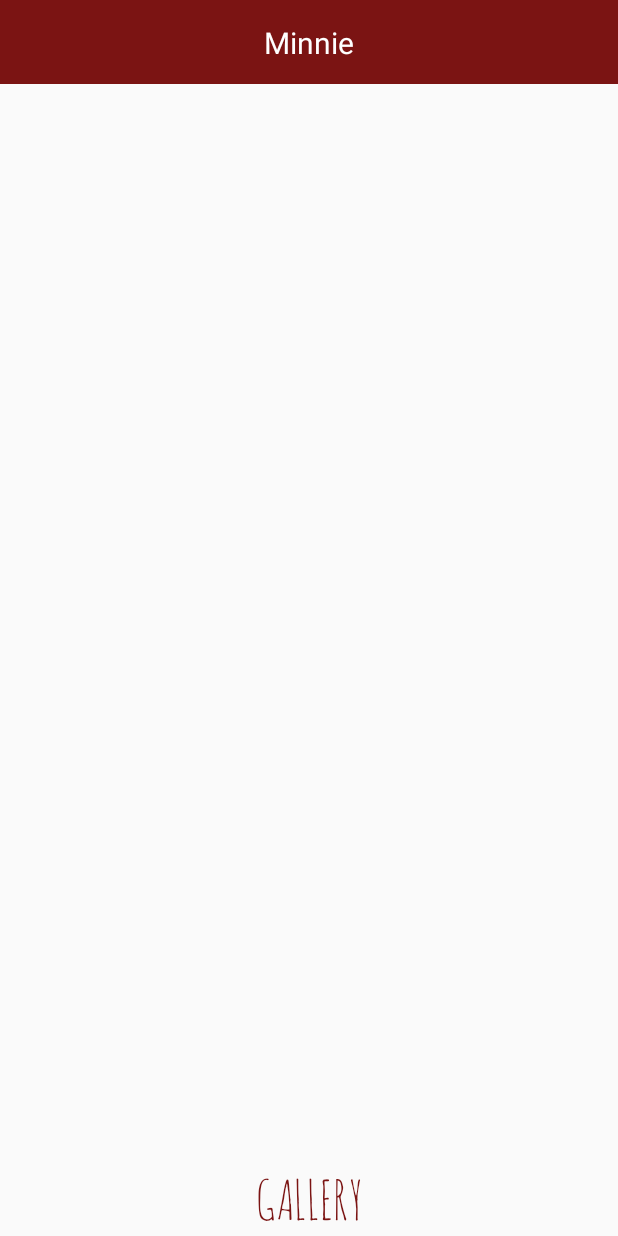
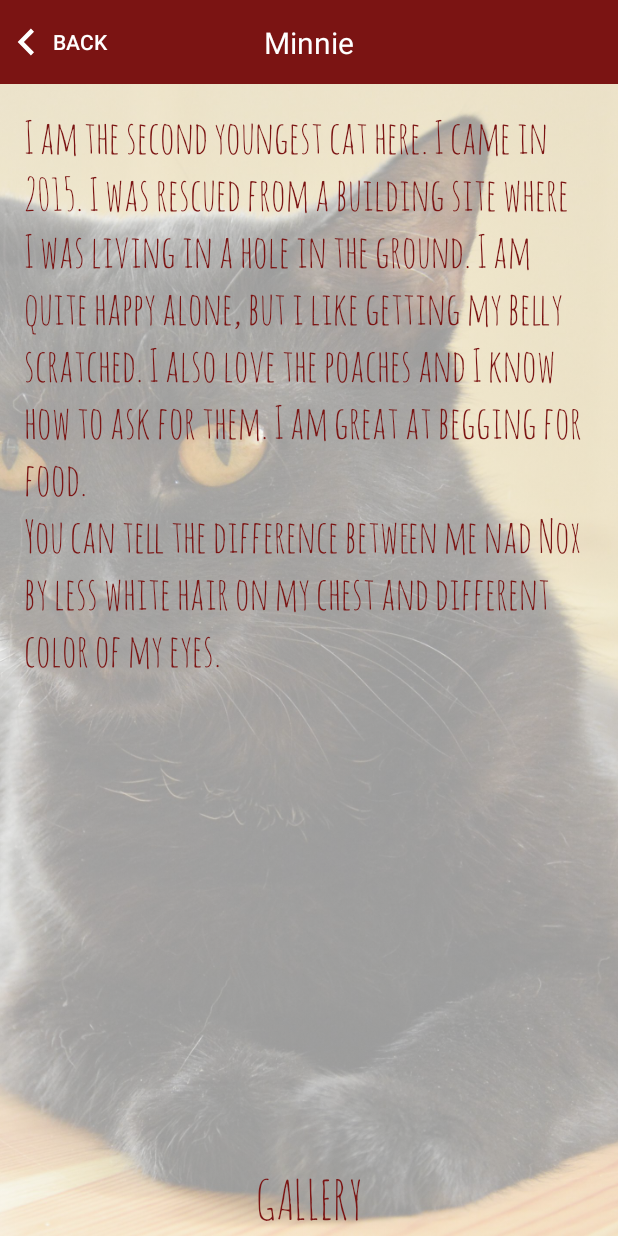
Before and after one commit to kjs566/kockafe-android, an Android app: the CatsActivity screen opened directly, with no data from a screen before it, after a tap on "Minnie", on a phone screen of 412 x 824 dp. Run offline under Robolectric (Android 15) with nearby library versions, the phone set to English and light mode, and no system bars.

Commit message:
cat detail activity styling

```diff
--- a/feature/src/main/java/com/kjs566/kockafe/feature/ui/CatDetailActivity.java
+++ b/feature/src/main/java/com/kjs566/kockafe/feature/ui/CatDetailActivity.java
@@ -17,6 +17,7 @@ public class CatDetailActivity extends BaseActivity implements View.OnClickListe
     protected void onCreate(Bundle savedInstanceState) {
         super.onCreate(savedInstanceState);
         inflateContent(R.layout.activity_cat_detail_content);
+        showBackButton();
 
         String catId = getIntent().getStringExtra(CAT_ID_EXTRA_KEY);
         if(catId == null) {
@@ -25,6 +26,7 @@ public class CatDetailActivity extends BaseActivity implements View.OnClickListe
 
         CatRecord cat = CatsRepository.getInstance().getCatById(catId);
         setTitle(cat.getNameRes());
+        setBackgroundImage(cat.getImagesRes()[0]);
 
         TextView descriptionTextView = findViewById(R.id.tv_cat_description);
         descriptionTextView.setText(cat.getDescriptionRes());
--- a/feature/src/main/res/layout/activity_cat_detail_content.xml
+++ b/feature/src/main/res/layout/activity_cat_detail_content.xml
@@ -29,6 +29,7 @@
             android:id="@+id/tv_cat_description"
             style="@style/StyledText"
             android:layout_width="match_parent"
-            android:layout_height="wrap_content" />
+            android:layout_height="wrap_content"
+            android:layout_margin="16dp" />
     </ScrollView>
 </android.support.constraint.ConstraintLayout>
--- a/feature/src/main/res/values/strings.xml
+++ b/feature/src/main/res/values/strings.xml
@@ -29,13 +29,13 @@
     <string name="cat_name_oliver">Oliver</string>
     <string name="cat_name_muffin">Muffin</string>
     <string name="cat_name_terinka">Marie Terezie</string>
-    <string name="cat_description_borek" />
-    <string name="cat_description_stella" />
-    <string name="cat_description_minnie" />
-    <string name="cat_description_noxik" />
-    <string name="cat_description_oliver" />
-    <string name="cat_description_muffin" />
-    <string name="cat_description_terinka" />
+    <string name="cat_description_borek">I am Bořek. I came on Halloween night as a 2–3 months old kitten. I was running around Bořivojova street so they named me Bořek.\nI am a bit shy, but when I am in mood for a cuddle, I will try all positions to make sure I got scratched everywhere. I do not like people touching my paws and ears.</string>
+    <string name="cat_description_stella">I am Stella. I am the oldest cat here. And I am a princess. I love being brushed and posing for photographers. I like the places to sleep that smell nice. Prams, coats, bags.\nMy favourite place to sleep will be your backpack. When I am content, nothing will bother me.</string>
+    <string name="cat_description_minnie">I am the second youngest cat here. I came in 2015. I was rescued from a building site where I was living in a hole in the ground. I am quite happy alone, but i like getting my belly scratched. I also love the poaches and I know how to ask for them. I am great at begging for food.\nYou can tell the difference between me nad Nox by less white hair on my chest and different color of my eyes.</string>
+    <string name="cat_description_noxik">I am Nox. I am the first adopted cat. I am very cuddly and greedy. I have already had problems with my tummy twice, because I would just eat everything.\nI am very patient  and I am always in good mood. I like getting my paws stroked gently.</string>
+    <string name="cat_description_oliver">I am Oliver, I am mixed breed with an Egyptian cat. The difference between me and Muffin si that I have a longer face and almond eye\nI like to play. I do not like when you pick me up, but quite often  I climb to people´s shoulders where I could stay for hours. I also like bags and rucksacks.</string>
+    <string name="cat_description_muffin">I am Muffin, they gave me a nickname Forest Gump. But they call me that with love. I am very studious, but it takes me a while to think something up.\nI like just to sit, then I look at you and say something very important. Im very talkative. I was born with one of my legs shorter, but i don´t mind that at all.</string>
+    <string name="cat_description_terinka">I am not fat. Just chubby! And it is ok, because I had kittens twice. The cut on my ear is not an injury. It is a mark from a rescue station taht means, I am neutred. I like to take naps on the sofa and  by the window. I am very cuddly and I can give the best belly massages. I was found and rescued by students of history who gave me the name Marie Terezie.</string>
     <string name="gallery">Gallery</string>
 
 </resources>
```
